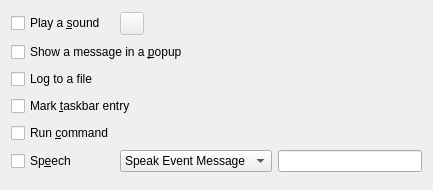
This is src/knotifyconfigactionswidgetbase.ui in KDE/knotifyconfig as Qt 5 draws it before an edit. The edited form follows.
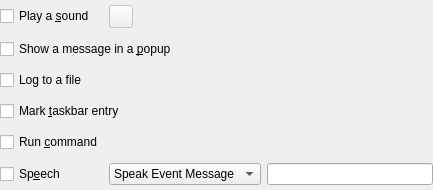
This is the edited form. Custom widgets are drawn as their Qt base class.

Commit message:
Remove exrra margin around notification action controls
NO_CHANGELOG

```diff
--- a/src/knotifyconfigactionswidgetbase.ui
+++ b/src/knotifyconfigactionswidgetbase.ui
@@ -10,6 +10,18 @@
    </rect>
   </property>
   <layout class="QGridLayout" >
+   <property name="leftMargin">
+    <number>0</number>
+   </property>
+   <property name="topMargin">
+    <number>0</number>
+   </property>
+   <property name="rightMargin">
+    <number>0</number>
+   </property>
+   <property name="bottomMargin">
+    <number>0</number>
+   </property>
    <item row="0" column="0" >
     <widget class="QCheckBox" name="Sound_check" >
      <property name="text" >
```
